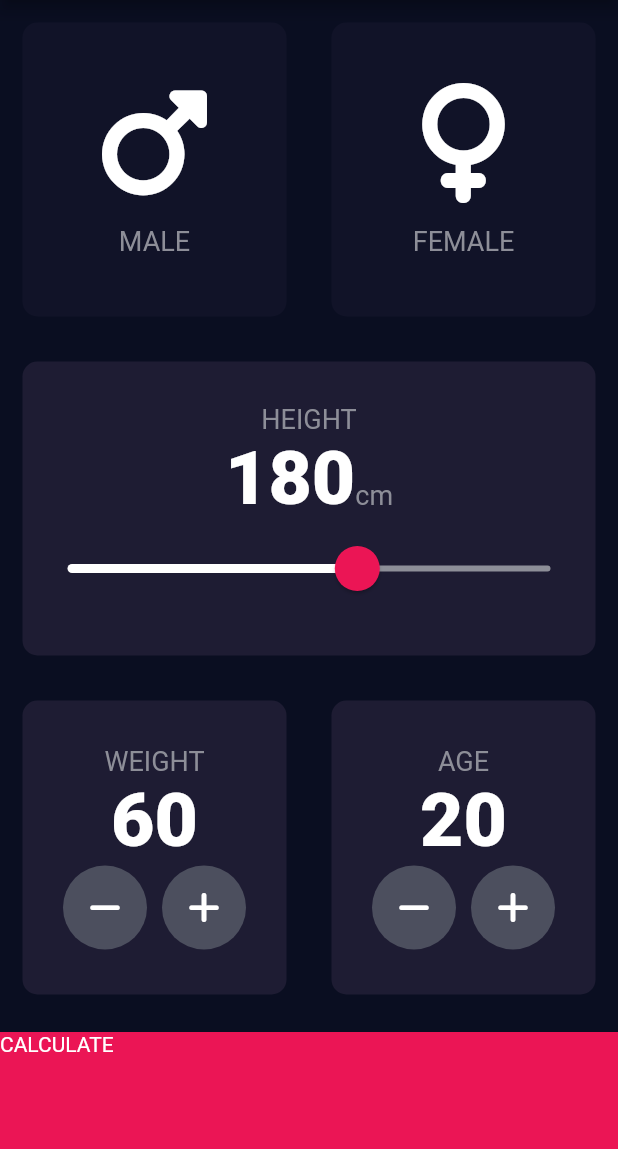
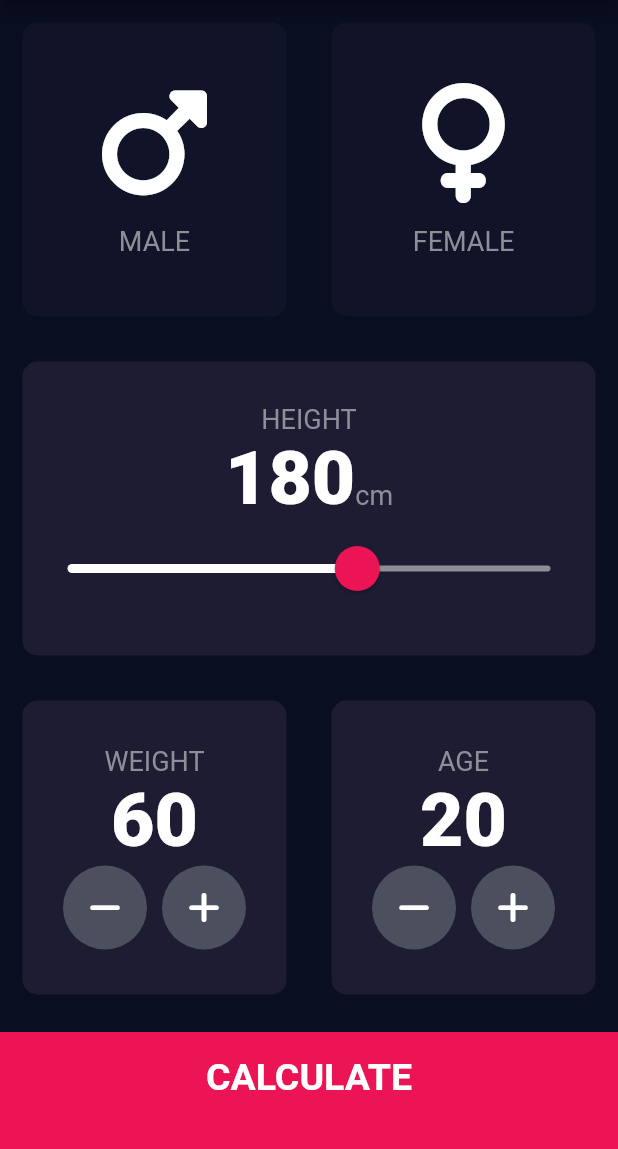
Before and after one commit to HeratUni-CS/bmi-calculator-moeinjansharifi, a Flutter app: the screen it shows after launch, on a phone screen of 412 x 824 dp, the part 84-1233 px from its top. Run offline on Flutter 3.47's test engine with Material 2 defaults, Android fonts, the phone set to English and light mode, and no system bars; our stand-ins replace font_awesome_flutter.

Commit message:
Make result page, add components and screens folder

```diff
--- /dev/null
+++ b/lib/components/bottom_button.dart
@@ -0,0 +1,29 @@
+import "package:flutter/material.dart";
+import '../constants.dart';
+
+class BottomButton extends StatelessWidget {
+  const BottomButton({required this.buttonTitle, required this.onTap});
+
+  final Function() onTap;
+  final String buttonTitle;
+
+  @override
+  Widget build(BuildContext context) {
+    return GestureDetector(
+      onTap: onTap,
+      child: Container(
+        child: Center(
+          child: Text(
+            buttonTitle,
+            style: kLargeButtonTextStyle,
+          ),
+        ),
+        color: kBottomContainerColour,
+        margin: EdgeInsets.only(top: 10.0),
+        padding: EdgeInsets.only(bottom: 20.0),
+        width: double.infinity,
+        height: kBottomContainerHeight,
+      ),
+    );
+  }
+}
--- a/lib/icon_content.dart
+++ b/lib/components/icon_content.dart
@@ -1,5 +1,5 @@
 import 'package:flutter/material.dart';
-import 'constants.dart';
+import '../constants.dart';
 
 class IconContent extends StatelessWidget {
   IconContent({this.icon, this.label});
--- /dev/null
+++ b/lib/components/round_icon_button.dart
@@ -0,0 +1,23 @@
+import 'package:flutter/material.dart';
+
+class RoundIconButton extends StatelessWidget {
+  RoundIconButton({required this.icon, required this.onPressed});
+
+  final IconData icon;
+  final Function() onPressed;
+
+  @override
+  Widget build(BuildContext context) {
+    return RawMaterialButton(
+      elevation: 0.0,
+      child: Icon(icon),
+      onPressed: onPressed,
+      constraints: BoxConstraints.tightFor(
+        width: 56.0,
+        height: 56.0,
+      ),
+      shape: CircleBorder(),
+      fillColor: Color(0xFF4C4F5E),
+    );
+  }
+}
--- a/lib/main.dart
+++ b/lib/main.dart
@@ -1,5 +1,5 @@
 import 'package:flutter/material.dart';
-import 'input_page.dart';
+import 'screens/input_page.dart';
 
 void main() => runApp(BMICalculator());
 
--- a/lib/input_page.dart
+++ b/lib/screens/input_page.dart
@@ -1,9 +1,11 @@
-import 'package:bmi_starting/results_page.dart';
+import 'package:bmi_starting/screens/results_page.dart';
 import "package:flutter/material.dart";
 import "package:font_awesome_flutter/font_awesome_flutter.dart";
-import 'reusable_card.dart';
-import 'icon_content.dart';
-import 'constants.dart';
+import '../components/reusable_card.dart';
+import '../components/icon_content.dart';
+import '../constants.dart';
+import '../components/bottom_button.dart';
+import '../components/round_icon_button.dart';
 
 enum Gender { male, female }
 
@@ -227,45 +229,19 @@ class _InputPageState extends State<InputPage> {
               ],
             ),
           ),
-          GestureDetector(
+          BottomButton(
+            buttonTitle: 'CALCULATE',
             onTap: () {
               Navigator.push(
                 context,
-                MaterialPageRoute(builder: (context) => ResultsPage()),
+                MaterialPageRoute(
+                  builder: (context) => ResultsPage(),
+                ),
               );
             },
-            child: Container(
-              child: Text('CALCULATE'),
-              color: kBottomContainerColour,
-              margin: EdgeInsets.only(top: 10.0),
-              width: double.infinity,
-              height: kBottomContainerHeight,
-            ),
-          )
+          ),
         ],
       ),
     );
   }
 }
-
-class RoundIconButton extends StatelessWidget {
-  RoundIconButton({required this.icon, required this.onPressed});
-
-  final IconData icon;
-  final Function() onPressed;
-
-  @override
-  Widget build(BuildContext context) {
-    return RawMaterialButton(
-      elevation: 0.0,
-      child: Icon(icon),
-      onPressed: onPressed,
-      constraints: BoxConstraints.tightFor(
-        width: 56.0,
-        height: 56.0,
-      ),
-      shape: CircleBorder(),
-      fillColor: Color(0xFF4C4F5E),
-    );
-  }
-}
```
Also changed, not shown: lib/constants.dart (+23 -0 lines), lib/results_page.dart (deleted, +0 -13 lines), lib/screens/results_page.dart (added, +60 -0 lines), lib/components/reusable_card.dart (renamed from lib/reusable_card.dart).
